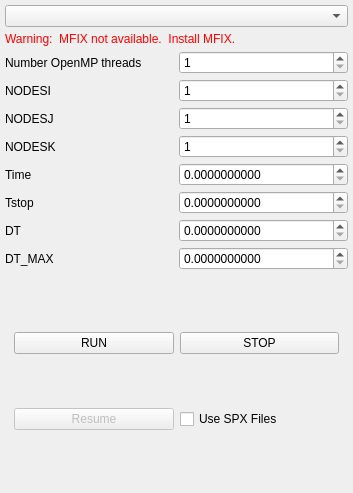
Above: gui/uifiles/run.ui from truongd8593/mfix before the change. Below: the same form after it.
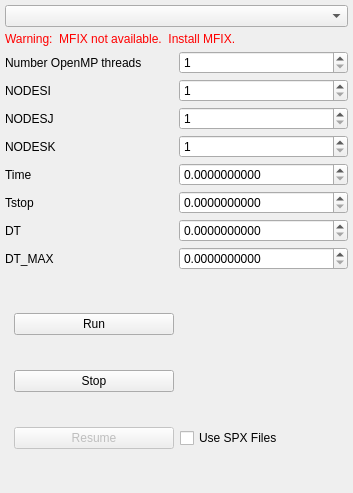
That is the form after the change. Custom widgets are drawn as their Qt base class.

Commit message: resume feature wip

```diff
--- a/gui/uifiles/run.ui
+++ b/gui/uifiles/run.ui
@@ -35,37 +35,37 @@
       <enum>QFrame::Plain</enum>
      </property>
      <layout class="QGridLayout" name="gridLayout_48">
+      <item row="2" column="1">
+       <widget class="QCheckBox" name="use_spx_checkbox">
+        <property name="text">
+         <string>Use SPX Files</string>
+        </property>
+       </widget>
+      </item>
+      <item row="2" column="0">
+       <widget class="QPushButton" name="resume_mfix_button">
+        <property name="enabled">
+         <bool>false</bool>
+        </property>
+        <property name="text">
+         <string>Resume</string>
+        </property>
+       </widget>
+      </item>
       <item row="0" column="0">
        <widget class="QPushButton" name="run_mfix_button">
         <property name="enabled">
          <bool>true</bool>
         </property>
         <property name="text">
-         <string>RUN</string>
+         <string>Run</string>
         </property>
        </widget>
       </item>
       <item row="1" column="0">
-       <widget class="QPushButton" name="resume_mfix_button">
-        <property name="enabled">
-         <bool>false</bool>
-        </property>
-        <property name="text">
-         <string>Resume</string>
-        </property>
-       </widget>
-      </item>
-      <item row="1" column="1">
-       <widget class="QCheckBox" name="checkBox">
-        <property name="text">
-         <string>Use SPX Files</string>
-        </property>
-       </widget>
-      </item>
-      <item row="0" column="1">
        <widget class="QPushButton" name="stop_mfix_button">
         <property name="text">
-         <string>STOP</string>
+         <string>Stop</string>
         </property>
        </widget>
       </item>
```
Left out of the diff: 3 changed lines with no effect on the pictures. The commit also changes 1 other file.
